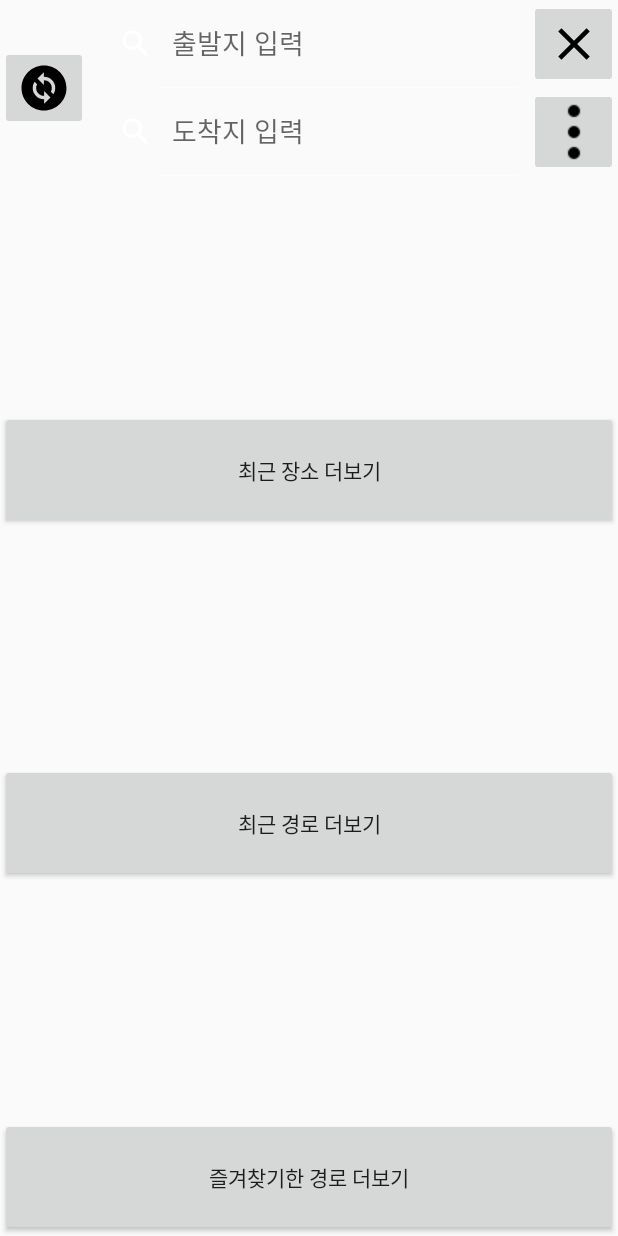
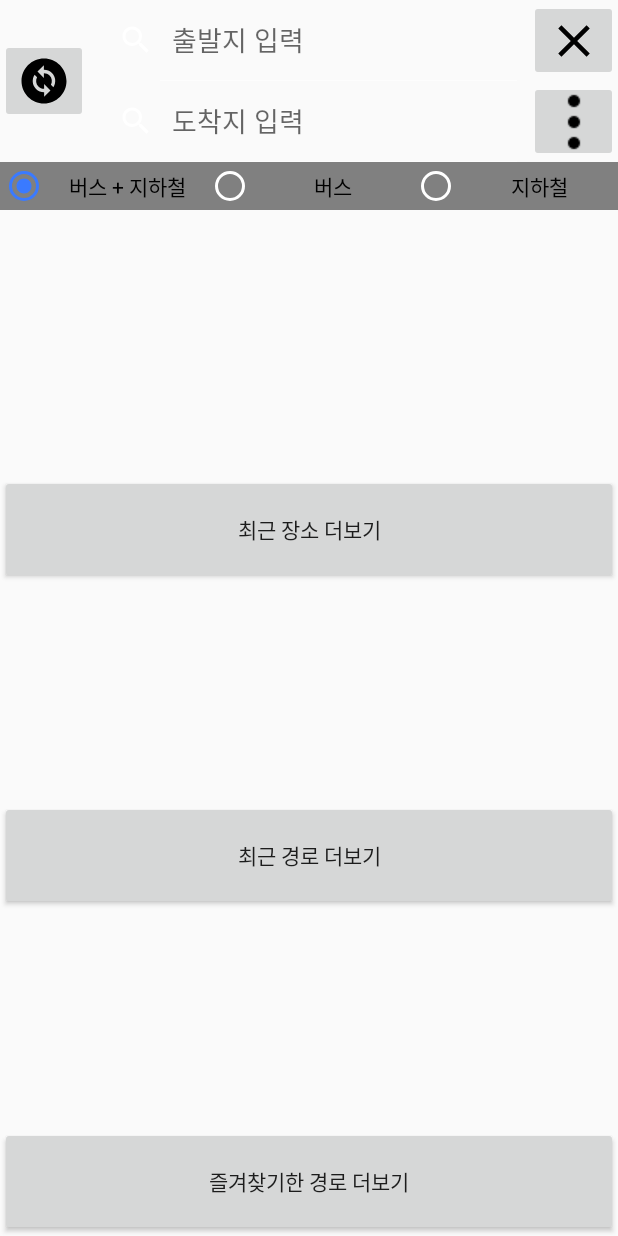
Before and after one commit to l2yujw/USWteam, an Android app: the FindRoadActivity screen opened directly, with no data from a screen before it, on a phone screen of 412 x 824 dp. Run offline under Robolectric (Android 15) with nearby library versions, the phone set to English and light mode, and no system bars.

Commit message:
5. findroad-radiobutton add

```diff
--- a/app/src/main/java/com/akj/helpyou/MainActivity.java
+++ b/app/src/main/java/com/akj/helpyou/MainActivity.java
@@ -70,9 +70,9 @@ public class MainActivity extends AppCompatActivity {
                 drawerLayout.closeDrawers();
 
                 int id = menuItem.getItemId();
-                //메인 홈 선택시
+                //메인 홈 선택시 -> 새창으로 안뜨게 하기 + 다른 창에서도 메뉴바 선택할 수 있게 할까?
                 if(id == R.id.item_mainhome) {
-                    startActivity(new Intent(getApplicationContext(), MainActivity.class));
+
                 }
                 //즐겨찾기 선택시
                 if(id == R.id.item_bookmark) {
--- a/app/src/main/res/layout/activity_main_to_findroad.xml
+++ b/app/src/main/res/layout/activity_main_to_findroad.xml
@@ -74,7 +74,42 @@
                 </LinearLayout>
             </LinearLayout>
         </LinearLayout>
-
+        <LinearLayout
+            android:layout_width="match_parent"
+            android:layout_height="0dp"
+            android:layout_weight="0.3">
+            <RadioGroup
+                android:layout_width="match_parent"
+                android:layout_height="wrap_content"
+                android:orientation="horizontal">
+                <RadioButton
+                    android:id="@+id/rbtnbs"
+                    android:layout_width="0dp"
+                    android:layout_height="wrap_content"
+                    android:layout_weight="1"
+                    android:textAlignment="center"
+                    android:background="@color/colorGray"
+                    android:text="버스 + 지하철"
+                    android:checked="true"
+                    />
+                <RadioButton
+                    android:id="@+id/rbtnb"
+                    android:layout_width="0dp"
+                    android:layout_height="wrap_content"
+                    android:layout_weight="1"
+                    android:textAlignment="center"
+                    android:background="@color/colorGray"
+                    android:text="버스"/>
+                <RadioButton
+                    android:id="@+id/rbtns"
+                    android:layout_width="0dp"
+                    android:layout_height="wrap_content"
+                    android:layout_weight="1"
+                    android:textAlignment="center"
+                    android:background="@color/colorGray"
+                    android:text="지하철"/>
+            </RadioGroup>
+        </LinearLayout>
         <LinearLayout
             android:layout_width="match_parent"
             android:layout_height="0dp"
```
